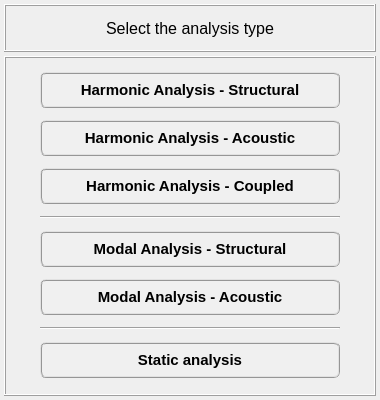
Qt form pulse/interface/ui_files/analysis/general/analysis_type.ui (open-pulse/OpenPulse) before a commit.
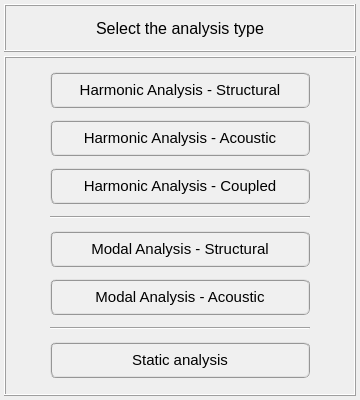
The same form after that commit. Icons and pictures are not drawn.

Patch:
```diff
--- a/pulse/interface/ui_files/analysis/general/analysis_type.ui
+++ b/pulse/interface/ui_files/analysis/general/analysis_type.ui
@@ -9,7 +9,7 @@
    <rect>
     <x>0</x>
     <y>0</y>
-    <width>380</width>
+    <width>360</width>
     <height>400</height>
    </rect>
   </property>
@@ -21,13 +21,13 @@
   </property>
   <property name="minimumSize">
    <size>
-    <width>380</width>
+    <width>360</width>
     <height>400</height>
    </size>
   </property>
   <property name="maximumSize">
    <size>
-    <width>380</width>
+    <width>360</width>
     <height>400</height>
    </size>
   </property>
@@ -64,7 +64,7 @@
     <widget class="QFrame" name="frame_title">
      <property name="minimumSize">
       <size>
-       <width>360</width>
+       <width>0</width>
        <height>48</height>
       </size>
      </property>
@@ -128,7 +128,7 @@
     <widget class="QFrame" name="analysis_frame">
      <property name="minimumSize">
       <size>
-       <width>360</width>
+       <width>0</width>
        <height>300</height>
       </size>
      </property>
@@ -164,13 +164,13 @@
        <widget class="QPushButton" name="pushButton_harmonic_structural">
         <property name="minimumSize">
          <size>
-          <width>300</width>
+          <width>260</width>
           <height>36</height>
          </size>
         </property>
         <property name="maximumSize">
          <size>
-          <width>300</width>
+          <width>260</width>
           <height>36</height>
          </size>
         </property>
@@ -178,9 +178,9 @@
          <font>
           <family>MS Shell Dlg 2</family>
           <pointsize>11</pointsize>
-          <weight>75</weight>
+          <weight>9</weight>
           <italic>false</italic>
-          <bold>true</bold>
+          <bold>false</bold>
          </font>
         </property>
         <property name="styleSheet">
@@ -214,13 +214,13 @@
        <widget class="QPushButton" name="pushButton_harmonic_acoustic">
         <property name="minimumSize">
          <size>
-          <width>300</width>
+          <width>260</width>
           <height>36</height>
          </size>
         </property>
         <property name="maximumSize">
          <size>
-          <width>300</width>
+          <width>260</width>
           <height>36</height>
          </size>
         </property>
@@ -228,9 +228,9 @@
          <font>
           <family>MS Shell Dlg 2</family>
           <pointsize>11</pointsize>
-          <weight>75</weight>
+          <weight>9</weight>
           <italic>false</italic>
-          <bold>true</bold>
+          <bold>false</bold>
          </font>
         </property>
         <property name="styleSheet">
@@ -247,13 +247,13 @@
        <widget class="QPushButton" name="pushButton_harmonic_coupled">
         <property name="minimumSize">
          <size>
-          <width>300</width>
+          <width>260</width>
           <height>36</height>
          </size>
         </property>
         <property name="maximumSize">
          <size>
-          <width>300</width>
+          <width>260</width>
           <height>36</height>
          </size>
         </property>
@@ -261,9 +261,9 @@
          <font>
           <family>MS Shell Dlg 2</family>
           <pointsize>11</pointsize>
-          <weight>75</weight>
+          <weight>9</weight>
           <italic>false</italic>
-          <bold>true</bold>
+          <bold>false</bold>
          </font>
         </property>
         <property name="styleSheet">
@@ -287,13 +287,13 @@
        <widget class="QPushButton" name="pushButton_modal_structural">
         <property name="minimumSize">
          <size>
-          <width>300</width>
+          <width>260</width>
           <height>36</height>
          </size>
         </property>
         <property name="maximumSize">
          <size>
-          <width>300</width>
+          <width>260</width>
           <height>36</height>
          </size>
         </property>
@@ -301,9 +301,9 @@
          <font>
           <family>MS Shell Dlg 2</family>
           <pointsize>11</pointsize>
-          <weight>75</weight>
+          <weight>9</weight>
           <italic>false</italic>
-          <bold>true</bold>
+          <bold>false</bold>
          </font>
         </property>
         <property name="styleSheet">
@@ -320,13 +320,13 @@
        <widget class="QPushButton" name="pushButton_modal_acoustic">
         <property name="minimumSize">
          <size>
-          <width>300</width>
+          <width>260</width>
           <height>36</height>
          </size>
         </property>
         <property name="maximumSize">
          <size>
-          <width>300</width>
+          <width>260</width>
           <height>36</height>
          </size>
         </property>
@@ -334,9 +334,9 @@
          <font>
           <family>MS Shell Dlg 2</family>
           <pointsize>11</pointsize>
-          <weight>75</weight>
+          <weight>9</weight>
           <italic>false</italic>
-          <bold>true</bold>
+          <bold>false</bold>
          </font>
         </property>
         <property name="styleSheet">
@@ -360,13 +360,13 @@
        <widget class="QPushButton" name="pushButton_static_analysis">
         <property name="minimumSize">
          <size>
-          <width>300</width>
+          <width>260</width>
           <height>36</height>
          </size>
         </property>
         <property name="maximumSize">
          <size>
-          <width>300</width>
+          <width>260</width>
           <height>36</height>
          </size>
         </property>
@@ -374,9 +374,9 @@
          <font>
           <family>MS Shell Dlg 2</family>
           <pointsize>11</pointsize>
-          <weight>75</weight>
+          <weight>9</weight>
           <italic>false</italic>
-          <bold>true</bold>
+          <bold>false</bold>
          </font>
         </property>
         <property name="styleSheet">
```
Left out of the diff: 36 changed lines with no effect on the pictures.
